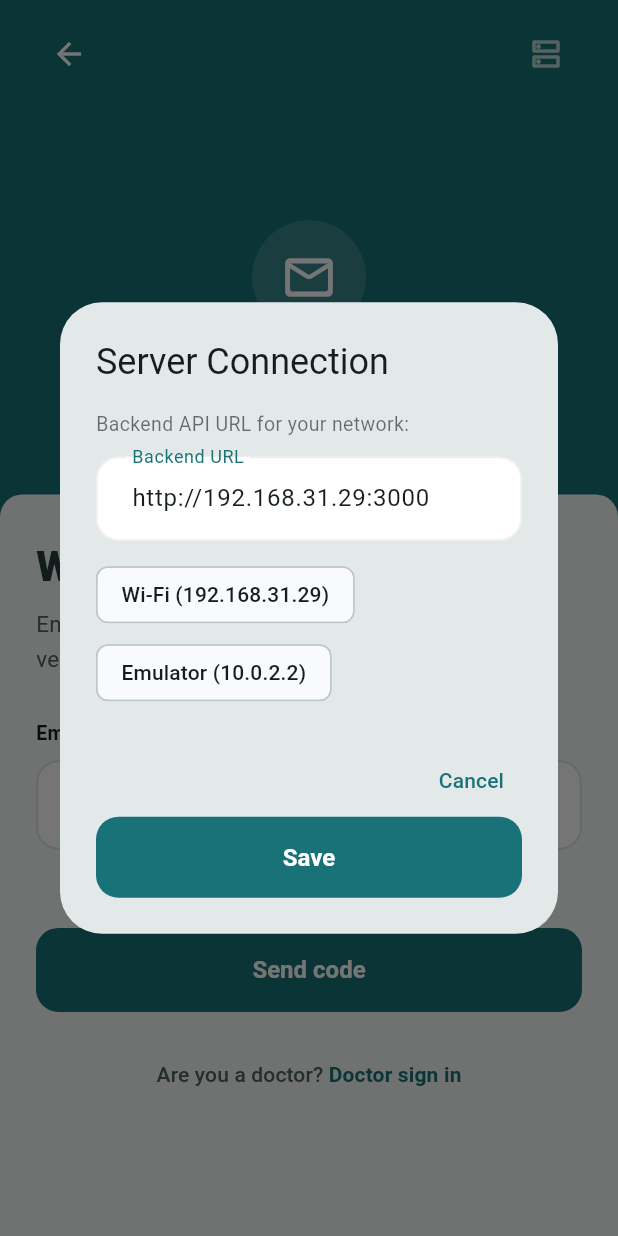
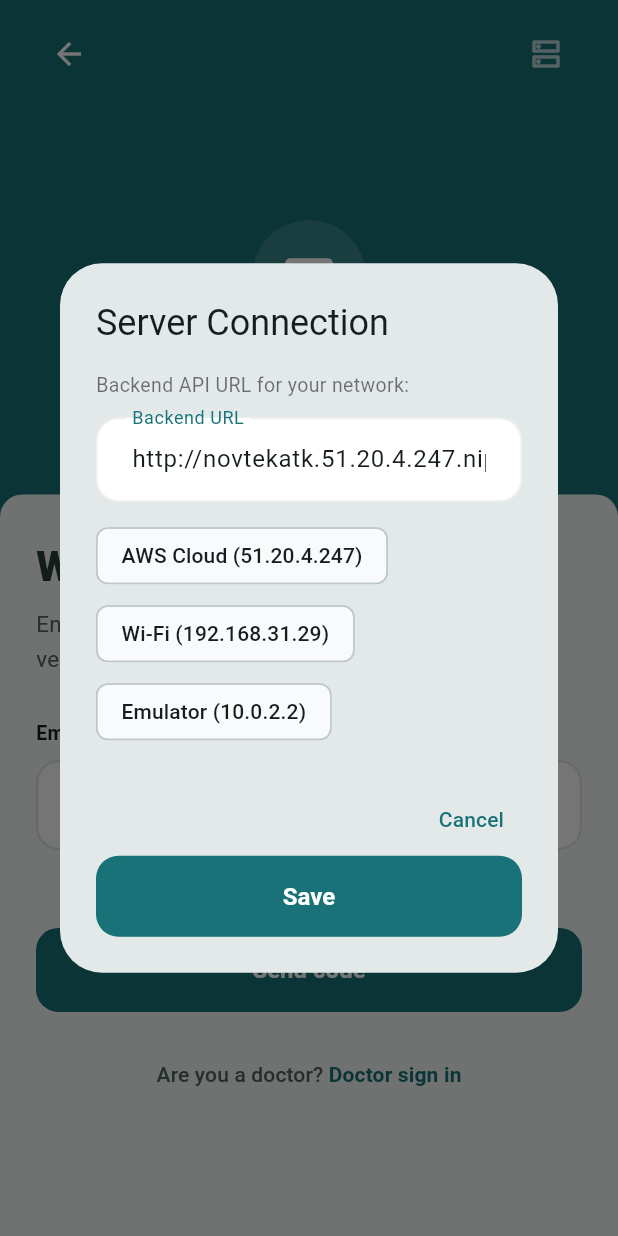
Before and after one commit to atulya1028/atk, a Flutter app: the LoginPage screen opened by its route, after a tap on the "dns" icon, on a phone screen of 412 x 824 dp. Run offline on Flutter 3.47's test engine with Material 3 defaults, Android fonts, the phone set to English and light mode, and no system bars; our stand-ins replace cupertino_ui, flutter_bloc, flutter_screenutil, flutter_secure_storage, material_ui; missing offline and left inert: dart:html; accounts and stored records are empty.

Commit message:
fix(mobile): enable cleartext traffic, target AWS cloud server by default, and update APK

```diff
--- a/app/lib/patient/pages/login_page.dart
+++ b/app/lib/patient/pages/login_page.dart
@@ -52,7 +52,7 @@ class _LoginPageState extends State<LoginPage> {
               controller: controller,
               decoration: const InputDecoration(
                 labelText: 'Backend URL',
-                hintText: 'http://192.168.31.29:3000',
+                hintText: 'http://novtekatk.51.20.4.247.nip.io',
                 border: OutlineInputBorder(),
               ),
             ),
@@ -61,6 +61,10 @@ class _LoginPageState extends State<LoginPage> {
               spacing: 8,
               runSpacing: 4,
               children: [
+                ActionChip(
+                  label: const Text('AWS Cloud (51.20.4.247)'),
+                  onPressed: () => controller.text = 'http://novtekatk.51.20.4.247.nip.io',
+                ),
                 ActionChip(
                   label: const Text('Wi-Fi (192.168.31.29)'),
                   onPressed: () => controller.text = 'http://192.168.31.29:3000',
--- a/app/lib/patient/services/api_client.dart
+++ b/app/lib/patient/services/api_client.dart
@@ -42,8 +42,8 @@ class ApiClient {
       }
     }
     if (!kIsWeb && defaultTargetPlatform == TargetPlatform.android) {
-      // Default to host computer's local Wi-Fi IP and Port 3000 for physical devices
-      return 'http://192.168.31.29:3000';
+      // Default to live AWS Cloud server for physical devices & emulators
+      return 'http://novtekatk.51.20.4.247.nip.io';
     }
     return 'http://localhost:3000';
   }
```
Also changed, not shown: 2 other files.
